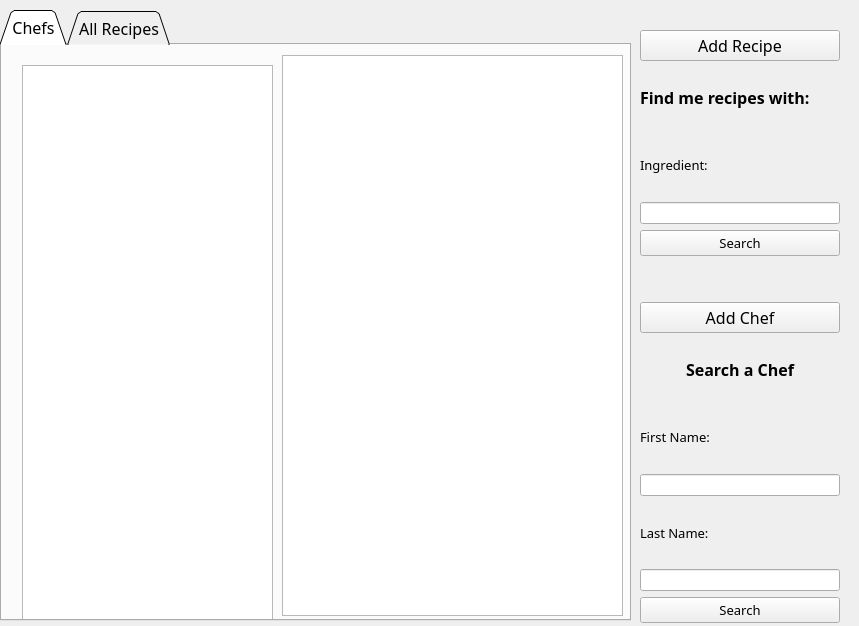
The window that ManagerView.ui (NickFurlo/Restaurant-Management-Database) describes before a commit, drawn with Qt 5.
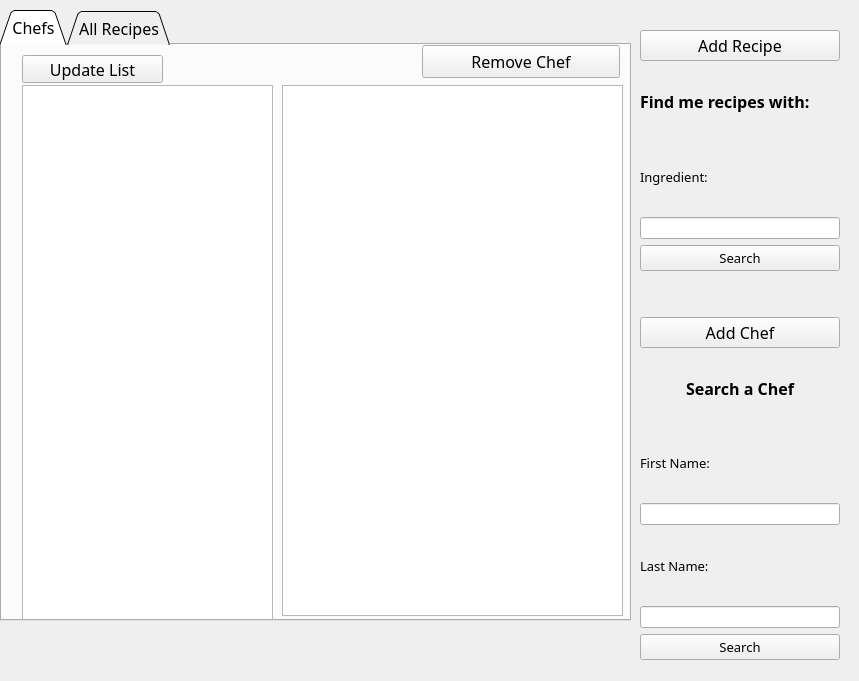
The same window after the commit.

The edit to the form file:
```diff
--- a/ManagerView.ui
+++ b/ManagerView.ui
@@ -7,7 +7,7 @@
     <x>0</x>
     <y>0</y>
     <width>859</width>
-    <height>626</height>
+    <height>681</height>
    </rect>
   </property>
   <property name="windowTitle">
@@ -43,9 +43,9 @@
       <property name="geometry">
        <rect>
         <x>20</x>
-        <y>20</y>
+        <y>40</y>
         <width>251</width>
-        <height>561</height>
+        <height>541</height>
        </rect>
       </property>
       <property name="font">
@@ -59,12 +59,44 @@
       <property name="geometry">
        <rect>
         <x>280</x>
-        <y>10</y>
+        <y>40</y>
         <width>341</width>
-        <height>561</height>
+        <height>531</height>
        </rect>
       </property>
      </widget>
+     <widget class="QPushButton" name="btnRemoveChef">
+      <property name="geometry">
+       <rect>
+        <x>420</x>
+        <y>0</y>
+        <width>198</width>
+        <height>33</height>
+       </rect>
+      </property>
+      <property name="font">
+       <font>
+        <family>Book Antiqua</family>
+        <pointsize>12</pointsize>
+       </font>
+      </property>
+      <property name="text">
+       <string>Remove Chef</string>
+      </property>
+     </widget>
+     <widget class="QPushButton" name="pushButton_4">
+      <property name="geometry">
+       <rect>
+        <x>20</x>
+        <y>10</y>
+        <width>141</width>
+        <height>28</height>
+       </rect>
+      </property>
+      <property name="text">
+       <string>Update List</string>
+      </property>
+     </widget>
     </widget>
     <widget class="QWidget" name="tabAllRecipes">
      <attribute name="title">
@@ -305,19 +337,6 @@
        </property>
       </widget>
      </item>
-     <item>
-      <widget class="QPushButton" name="btnRemoveChef">
-       <property name="font">
-        <font>
-         <family>Book Antiqua</family>
-         <pointsize>12</pointsize>
-        </font>
-       </property>
-       <property name="text">
-        <string>Remove Chef</string>
-       </property>
-      </widget>
-     </item>
     </layout>
    </widget>
   </widget>
```
Left out of the diff: 17 changed lines with no effect on the pictures.
